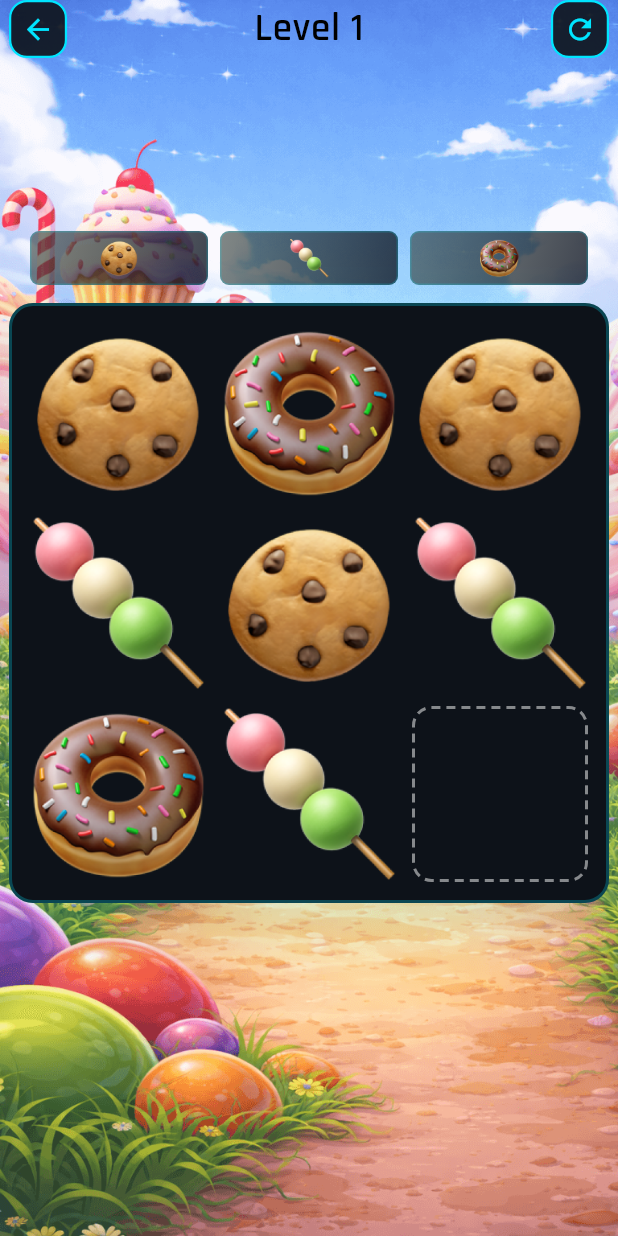
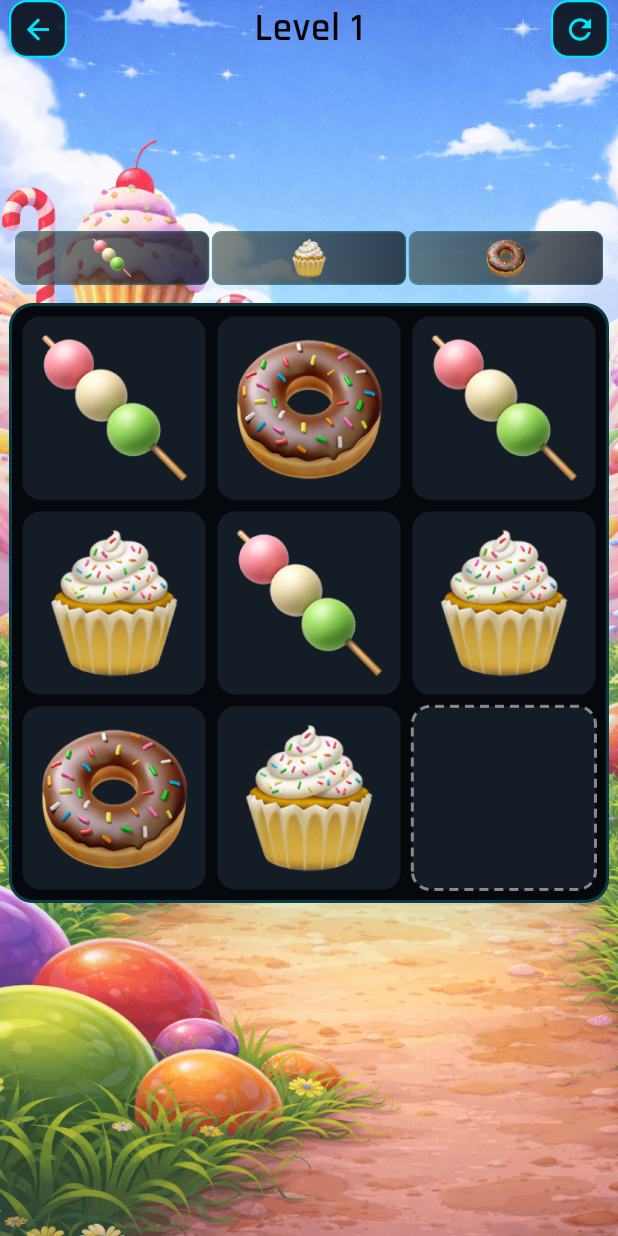
Before and after one commit to AgendeasSolution/color-slide, a Flutter app: the GameScreen screen opened directly, on a phone screen of 412 x 824 dp. Run offline on Flutter 3.47's test engine with Material 3 defaults, Android fonts, the phone set to English and light mode, and no system bars; our stand-ins replace audioplayers, connectivity_plus, firebase_core, google_fonts, google_mobile_ads, package_info_plus and 1 more; missing offline and left inert: onesignal_flutter; accounts and stored records are empty; network calls fail.

Commit message:
Enhance game UI and constants for improved responsiveness and aesthetics
- Added new color constant for cell backgrounds to improve tile visibility.
- Updated grid spacing constants for mobile, tablet, and large tablet for better layout.
- Introduced new padding constants for candy/emoji images and game board to enhance visual consistency.
- Refactored responsive helper methods to accommodate new padding and dimensions for game elements.
- Adjusted game board and color indicators to utilize updated constants for a more cohesive design.

```diff
--- a/lib/constants/app_colors.dart
+++ b/lib/constants/app_colors.dart
@@ -30,6 +30,8 @@ class AppColors {
   static const bgDarker = Color(0xFF05080C);
   static const bgCard = Color(0xFF0D1219);
   static const bgCardHover = Color(0xFF141C26);
+  /// Cell background - distinct from board background for visible tiles
+  static const bgCell = Color(0xFF141C26);
 
   // Neon accent colors
   static const neonBlue = Color(0xFF00D4FF);
--- a/lib/constants/game_constants.dart
+++ b/lib/constants/game_constants.dart
@@ -25,13 +25,23 @@ class GameConstants {
   static const double verticalPaddingTablet = 18.0;
   static const double verticalPaddingLargeTablet = 24.0;
 
-  static const double gridSpacingMobile = 6.0;
-  static const double gridSpacingTablet = 8.0;
-  static const double gridSpacingLargeTablet = 10.0;
+  static const double gridSpacingMobile = 1.8;
+  static const double gridSpacingTablet = 2.7;
+  static const double gridSpacingLargeTablet = 3.6;
 
   static const double ballPaddingMobile = 3.0;
   static const double ballPaddingTablet = 4.0;
   static const double ballPaddingLargeTablet = 5.0;
+
+  /// Padding around candy/emoji image inside each cell
+  static const double candyImagePaddingMobile = 12.0;
+  static const double candyImagePaddingTablet = 14.0;
+  static const double candyImagePaddingLargeTablet = 16.0;
+
+  /// Padding inside game board (around the grid)
+  static const double boardPaddingMobile = 4.0;
+  static const double boardPaddingTablet = 5.0;
+  static const double boardPaddingLargeTablet = 6.0;
 
   // Font scales
   static const double fontScaleMobile = 1.0;
--- a/lib/constants/tile_image_constants.dart
+++ b/lib/constants/tile_image_constants.dart
@@ -4,16 +4,16 @@ class TileImageConstants {
   static const String _base = 'assets/img';
 
   static const List<String> allTileImages = [
-    '$_base/cookie.png',
     '$_base/dango.png',
+    '$_base/cupcake.png',
     '$_base/donut.png',
     '$_base/cherries.png',
     '$_base/lollipop.png',
-    '$_base/cupcake.png',
     '$_base/strawberry.png',
     '$_base/chocolate.png',
     '$_base/candy.png',
     '$_base/pineapple.png',
+     '$_base/cookie.png',
     '$_base/grapes.png',
   ];
 
--- a/lib/utils/responsive_helper.dart
+++ b/lib/utils/responsive_helper.dart
@@ -1,6 +1,10 @@
+import 'dart:math' as math;
+
 import 'package:flutter/material.dart';
+
 import '../constants/game_constants.dart';
 import '../constants/app_colors.dart';
+import '../models/level.dart';
 
 /// Optimized responsive utility for handling various screen sizes
 /// Consolidates all responsive helper methods in one place
@@ -198,6 +202,74 @@ class ResponsiveHelper {
     );
   }
 
+  /// Get responsive candy/emoji image padding inside cells
+  static double getCandyImagePadding(BuildContext context) {
+    return _getScaleFactor(
+      context,
+      mobile: GameConstants.candyImagePaddingMobile,
+      tablet: GameConstants.candyImagePaddingTablet,
+      largeTablet: GameConstants.candyImagePaddingLargeTablet,
+    );
+  }
+
+  /// Get responsive game board padding (around the grid)
+  static double getBoardPadding(BuildContext context) {
+    return _getScaleFactor(
+      context,
+      mobile: GameConstants.boardPaddingMobile,
+      tablet: GameConstants.boardPaddingTablet,
+      largeTablet: GameConstants.boardPaddingLargeTablet,
+    );
+  }
+
+  /// Get game board dimensions (same logic as GameBoard for consistency)
+  static Size getGameBoardDimensions(BuildContext context, Level config) {
+    final gridSpacing = getGridSpacing(context);
+    final padding = getBoardPadding(context);
+    final maxBoardWidth = getMaxBoardWidth(context);
+    final screenWidth = ResponsiveHelper.screenWidth(context);
+    final screenHeight = ResponsiveHelper.screenHeight(context);
+    final aspectRatio = config.columns / config.rows;
+
+    double boardWidth = math.min(maxBoardWidth, screenWidth);
+    double boardHeight = boardWidth / aspectRatio;
+
+    final headerHeight = getButtonHeight(context);
+    final topSpacing = getSpacing(context, 24);
+    final bottomSpacing = getSpacing(context, 100);
+    final colorIndicatorsHeight = getSpacing(context, 42);
+    final colorIndicatorsSpacing = getSpacing(context, 12);
+    final availableHeight = screenHeight -
+        headerHeight -
+        topSpacing -
+        bottomSpacing -
+        colorIndicatorsHeight -
+        colorIndicatorsSpacing;
+    final maxBoardHeight = availableHeight * 0.85;
+
+    if (boardHeight > maxBoardHeight) {
+      boardHeight = maxBoardHeight;
+      boardWidth = boardHeight * aspectRatio;
+    }
+    if (boardWidth > maxBoardWidth) {
+      boardWidth = maxBoardWidth;
+      boardHeight = boardWidth / aspectRatio;
+    }
+
+    return Size(boardWidth, boardHeight);
+  }
+
+  /// Get cell width matching game board cells (for color indicators alignment)
+  static double getCellWidth(BuildContext context, Level config) {
+    final size = getGameBoardDimensions(context, config);
+    final padding = getBoardPadding(context);
+    final gridSpacing = getGridSpacing(context);
+    return (size.width -
+            (padding * 2) -
+            (gridSpacing * (config.columns - 1))) /
+        config.columns;
+  }
+
   /// Get responsive text style
   static TextStyle getResponsiveTextStyle(
     BuildContext context, {
--- a/lib/widgets/game/color_indicators.dart
+++ b/lib/widgets/game/color_indicators.dart
@@ -1,5 +1,4 @@
 import 'package:flutter/material.dart';
-import 'dart:math' as math;
 import '../../constants/app_colors.dart';
 import '../../constants/tile_image_constants.dart';
 import '../../constants/game_constants.dart';
@@ -20,26 +19,26 @@ class ColorIndicators extends StatelessWidget {
     final indicatorHeight = ResponsiveHelper.getSpacing(context, GameConstants.emojiIndicatorHeight);
     final padding = ResponsiveHelper.getSpacing(context, 4);
     final borderRadius = ResponsiveHelper.getBorderRadius(context, 6);
-    final maxBoardWidth = ResponsiveHelper.getMaxBoardWidth(context);
-    final screenWidth = ResponsiveHelper.screenWidth(context);
+    final cellWidth = ResponsiveHelper.getCellWidth(context, config);
+    final gridSpacing = ResponsiveHelper.getGridSpacing(context);
 
     final imagePaths = List.generate(
       config.colors.length,
       (i) => TileImageConstants.imageForColorIndex(i),
     );
 
-    final boardWidth = math.min(maxBoardWidth, screenWidth);
-    final gameBoardPadding = ResponsiveHelper.getSpacing(context, 10);
-    final contentWidth = boardWidth - (gameBoardPadding * 2);
+    final totalWidth = (cellWidth * config.colors.length) + (gridSpacing * (config.colors.length - 1));
 
     return Center(
       child: SizedBox(
-        width: contentWidth,
+        width: totalWidth,
         child: Row(
-          children: imagePaths.map((imagePath) {
-            return Expanded(
-              child: Padding(
-                padding: EdgeInsets.symmetric(horizontal: padding),
+          mainAxisSize: MainAxisSize.min,
+          children: [
+            for (int i = 0; i < imagePaths.length; i++) ...[
+              if (i > 0) SizedBox(width: gridSpacing),
+              SizedBox(
+                width: cellWidth,
                 child: Container(
                   height: indicatorHeight,
                   clipBehavior: Clip.antiAlias,
@@ -59,7 +58,7 @@ class ColorIndicators extends StatelessWidget {
                     child: Padding(
                       padding: EdgeInsets.all(padding),
                       child: Image.asset(
-                        imagePath,
+                        imagePaths[i],
                         fit: BoxFit.contain,
                         errorBuilder: (_, __, ___) => const Icon(Icons.image_not_supported, color: Colors.grey, size: 20),
                       ),
@@ -67,8 +66,8 @@ class ColorIndicators extends StatelessWidget {
                   ),
                 ),
               ),
-            );
-          }).toList(),
+            ],
+          ],
         ),
       ),
     );
--- a/lib/widgets/game/empty_cell.dart
+++ b/lib/widgets/game/empty_cell.dart
@@ -1,4 +1,5 @@
 import 'package:flutter/material.dart';
+import '../../constants/app_colors.dart';
 import '../../constants/game_constants.dart';
 
 /// Empty cell widget for the game board
@@ -8,13 +9,18 @@ class EmptyCell extends StatelessWidget {
   @override
   Widget build(BuildContext context) {
     return CustomPaint(
-      painter: DottedBorderPainter(
+      foregroundPainter: DottedBorderPainter(
         color: Colors.white.withOpacity(0.5),
         strokeWidth: 2,
         dashPattern: const [6, 4],
         radius: GameConstants.borderRadius,
       ),
-      child: Container(),
+      child: Container(
+        decoration: BoxDecoration(
+          color: AppColors.bgCell,
+          borderRadius: BorderRadius.circular(GameConstants.borderRadius),
+        ),
+      ),
     );
   }
 }
--- a/lib/widgets/game/game_board.dart
+++ b/lib/widgets/game/game_board.dart
@@ -29,7 +29,7 @@ class GameBoard extends StatelessWidget {
   Widget build(BuildContext context) {
     final gridSpacing = ResponsiveHelper.getGridSpacing(context);
     final cardBorderRadius = ResponsiveHelper.getBorderRadius(context, GameConstants.cardBorderRadius);
-    final padding = ResponsiveHelper.getSpacing(context, 10);
+    final padding = ResponsiveHelper.getBoardPadding(context);
     final cellPadding = ResponsiveHelper.getBallPadding(context);
     final maxBoardWidth = ResponsiveHelper.getMaxBoardWidth(context);
 
@@ -80,7 +80,7 @@ class GameBoard extends StatelessWidget {
           width: boardWidth,
           height: boardHeight,
           decoration: BoxDecoration(
-            color: AppColors.bgCard,
+            color: AppColors.bgDarker,
             borderRadius: BorderRadius.circular(cardBorderRadius),
             border: Border.all(
               color: AppColors.gameAccent.withOpacity(0.25),
@@ -116,6 +116,7 @@ class GameBoard extends StatelessWidget {
                 }
                 final colorIndex = config.colors.indexOf(colorName);
                 final imagePath = TileImageConstants.imageForColorIndex(colorIndex);
+                final cellRadius = ResponsiveHelper.getBorderRadius(context, GameConstants.borderRadius);
                 return GestureDetector(
                   onTap: () {
                     SoundService.instance.playSwipe();
@@ -123,11 +124,18 @@ class GameBoard extends StatelessWidget {
                   },
                   child: Padding(
                     padding: EdgeInsets.all(cellPadding),
-                    child: Center(
-                      child: Image.asset(
-                        imagePath,
-                        fit: BoxFit.contain,
-                        errorBuilder: (_, __, ___) => const Icon(Icons.image_not_supported, color: Colors.grey),
+                    child: Container(
+                      decoration: BoxDecoration(
+                        color: AppColors.bgCell,
+                        borderRadius: BorderRadius.circular(cellRadius),
+                      ),
+                      padding: EdgeInsets.all(ResponsiveHelper.getCandyImagePadding(context)),
+                      child: Center(
+                        child: Image.asset(
+                          imagePath,
+                          fit: BoxFit.contain,
+                          errorBuilder: (_, __, ___) => const Icon(Icons.image_not_supported, color: Colors.grey),
+                        ),
                       ),
                     ),
                   ),
```
